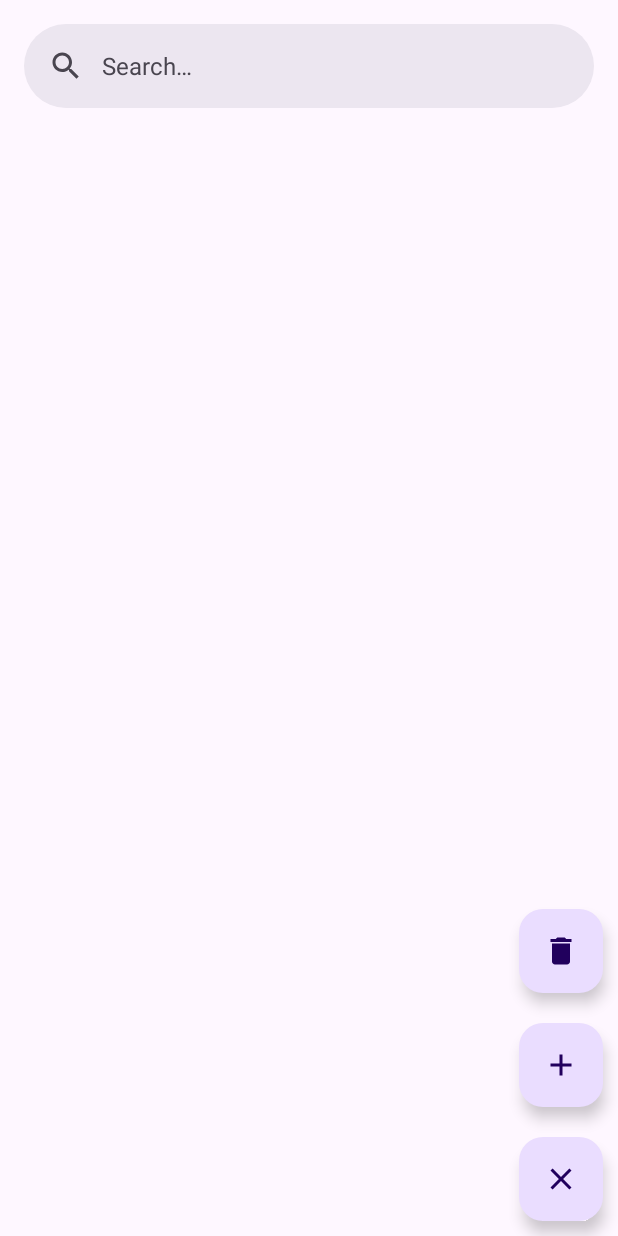
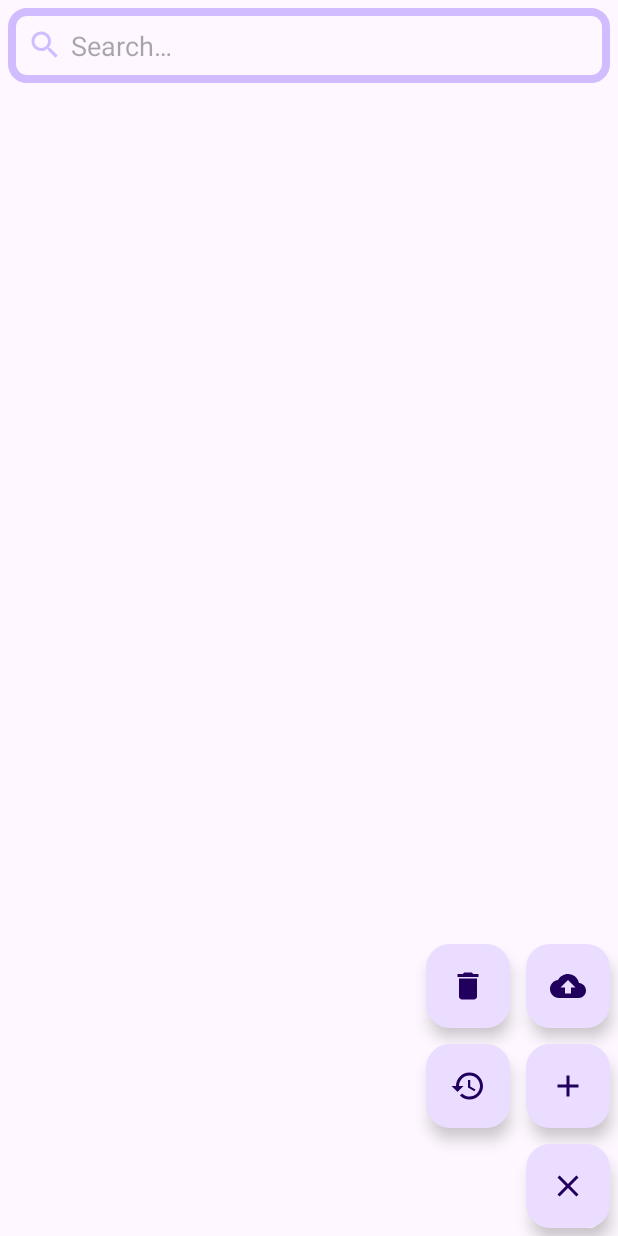
Before and after one commit to M3MD69/The-Room, an Android app: the screen it shows after launch (MainActivity), after a tap on "Menu", on a phone screen of 412 x 824 dp. Run offline under Robolectric (Android 15) with nearby library versions, the phone set to English and light mode, and no system bars; our stand-ins replace Room's generated code.

Commit message:
Create CRUDS Room Database SQLite Project:
C = Create
R = Read
U = Update
D = Delete
S = Search

```diff
--- a/app/build.gradle.kts
+++ b/app/build.gradle.kts
@@ -62,7 +62,7 @@ dependencies {
     // For Inject
     val daggerVersion = "2.38.1"
     implementation("com.google.dagger:dagger:$daggerVersion")
-    ksp("com.google.dagger:dagger-compiler:2.x")
+    ksp("com.google.dagger:dagger-compiler:$daggerVersion")
     implementation("com.google.dagger:hilt-android:$daggerVersion")
     ksp("com.google.dagger:hilt-android-compiler:$daggerVersion")
 
--- a/app/src/main/AndroidManifest.xml
+++ b/app/src/main/AndroidManifest.xml
@@ -2,7 +2,6 @@
 <manifest xmlns:android="http://schemas.android.com/apk/res/android"
     xmlns:tools="http://schemas.android.com/tools">
 
-<!--    tools:replace="android:appComponentFactory"-->
     <application
         android:allowBackup="true"
         android:dataExtractionRules="@xml/data_extraction_rules"
--- a/app/src/main/java/nullexia/m3md69/theroom/MainActivity.kt
+++ b/app/src/main/java/nullexia/m3md69/theroom/MainActivity.kt
@@ -13,6 +13,7 @@ class MainActivity : AppCompatActivity() {
         binding = ActivityMainBinding.inflate(layoutInflater)
         setContentView(binding.root)
 
+
     }
 
 }
--- a/app/src/main/java/nullexia/m3md69/theroom/list/ListUserAdapter.kt
+++ b/app/src/main/java/nullexia/m3md69/theroom/list/ListUserAdapter.kt
@@ -10,6 +10,8 @@ import android.text.style.ForegroundColorSpan
 import android.view.LayoutInflater
 import android.view.View
 import android.view.ViewGroup
+import android.widget.Filter
+import android.widget.Filterable
 import androidx.appcompat.app.AppCompatActivity
 import androidx.lifecycle.ViewModelProvider
 import androidx.navigation.findNavController
@@ -17,10 +19,10 @@ import androidx.recyclerview.widget.RecyclerView
 import nullexia.m3md69.theroom.R
 import nullexia.m3md69.theroom.databinding.ListUserBinding
 import nullexia.m3md69.theroom.room.model.User
-import nullexia.m3md69.theroom.room.UserViewModel
+import nullexia.m3md69.theroom.room.view_model.UserViewModel
 import nullexia.m3md69.theroom.utilities.Constants
 
-class ListUserAdapter : RecyclerView.Adapter<ListUserAdapter.ListUserHolder> {
+class ListUserAdapter : RecyclerView.Adapter<ListUserAdapter.ListUserHolder>, Filterable {
 
     private lateinit var binding: ListUserBinding
 
@@ -28,10 +30,15 @@ class ListUserAdapter : RecyclerView.Adapter<ListUserAdapter.ListUserHolder> {
 
     private var mContext: Context
 
-    private var arrUser = emptyList<User>()
+    var arrUser = ArrayList<User>()
 
-    constructor(mContext: Context) {
+    private var filterList: ArrayList<User>
+    private var filter: ListUserFilter? = null
+
+    constructor(mContext: Context, arrUser: ArrayList<User>) {
         this.mContext = mContext
+        this.arrUser = arrUser
+        this.filterList = arrUser
     }
 
     override fun onCreateViewHolder(parent: ViewGroup, viewType: Int): ListUserHolder {
@@ -58,15 +65,19 @@ class ListUserAdapter : RecyclerView.Adapter<ListUserAdapter.ListUserHolder> {
             deleteUser(userModel, position)
             true
         }
-
     }
 
     override fun getItemCount(): Int = arrUser.size
 
-    fun setData(user: List<User>) {
-        this.arrUser = user
-        notifyDataSetChanged()
+    override fun getFilter(): Filter {
+        if (filter == null) filter = ListUserFilter(this, filterList)
+        return filter as ListUserFilter
     }
+
+//    fun setData(user: List<User>) {
+//        this.arrUser = user as ArrayList<User>
+//        notifyDataSetChanged()
+//    }
 
     private fun deleteUser(userModel: User, position: Int) {
         mUserViewModel = ViewModelProvider(mContext as AppCompatActivity)[UserViewModel::class.java]
--- /dev/null
+++ b/app/src/main/java/nullexia/m3md69/theroom/list/ListUserFilter.kt
@@ -0,0 +1,38 @@
+package nullexia.m3md69.theroom.list
+
+import android.widget.Filter
+import nullexia.m3md69.theroom.room.model.User
+import java.util.Locale
+
+class ListUserFilter(
+    private val adapter: ListUserAdapter,
+    private val filterList: ArrayList<User>,
+) : Filter() {
+    override fun performFiltering(constraint: CharSequence?): FilterResults {
+        val results = FilterResults()
+
+        if (!constraint.isNullOrEmpty()) {
+            val query = constraint.toString().uppercase(Locale.getDefault())
+            val filterModels = ArrayList<User>()
+
+            for (user in filterList) {
+                if (user.fullName.uppercase(Locale.getDefault()).contains(query)) {
+                    filterModels.add(user)
+                }
+            }
+
+            results.count = filterModels.size
+            results.values = filterModels
+        } else {
+            results.count = filterList.size
+            results.values = filterList
+        }
+        return results
+    }
+
+    override fun publishResults(constraint: CharSequence?, results: FilterResults) {
+        adapter.arrUser.clear()
+        adapter.arrUser.addAll(results.values as ArrayList<User>)
+        adapter.notifyDataSetChanged()
+    }
+}
--- a/app/src/main/java/nullexia/m3md69/theroom/list/ListUserFragment.kt
+++ b/app/src/main/java/nullexia/m3md69/theroom/list/ListUserFragment.kt
@@ -1,32 +1,44 @@
 package nullexia.m3md69.theroom.list
 
 import android.app.AlertDialog
+import android.content.Context
 import android.graphics.Color
 import android.os.Bundle
+import android.text.Editable
 import android.text.Spannable
 import android.text.SpannableString
+import android.text.TextWatcher
 import android.text.style.ForegroundColorSpan
 import android.view.LayoutInflater
 import android.view.View
 import android.view.ViewGroup
+import android.widget.Toast
 import androidx.fragment.app.Fragment
 import androidx.lifecycle.ViewModelProvider
 import androidx.navigation.fragment.findNavController
-import dagger.hilt.android.AndroidEntryPoint
 import nullexia.m3md69.theroom.R
 import nullexia.m3md69.theroom.databinding.FragmentListUserBinding
-import nullexia.m3md69.theroom.room.UserViewModel
+import nullexia.m3md69.theroom.room.model.User
+import nullexia.m3md69.theroom.room.view_model.UserViewModel
 
-@AndroidEntryPoint
 class ListUserFragment : Fragment() {
 
     private lateinit var binding: FragmentListUserBinding
     private lateinit var mUserViewModel: UserViewModel
+    private lateinit var listUserAdapter: ListUserAdapter
+    private lateinit var arrUser: ArrayList<User>
+    private lateinit var mContext: Context
+    override fun onAttach(context: Context) {
+        this.mContext = context
+        super.onAttach(context)
+    }
 
     override fun onCreateView(inflater: LayoutInflater, container: ViewGroup?, savedInstanceState: Bundle?): View? {
         binding = FragmentListUserBinding.inflate(layoutInflater)
 
         mUserViewModel = ViewModelProvider(this)[UserViewModel::class.java]
+
+        arrUser = ArrayList()
 
         setListeners()
         loadUsers()
@@ -37,10 +49,47 @@ class ListUserFragment : Fragment() {
     private var openMenu: Boolean = true
 
     private fun setListeners() {
-        binding.justAddUserBtn.setOnClickListener { findNavController().navigate(R.id.action_listUserFragment_to_addUserFragment) }
-        binding.justDeleteAllUsersBtn.setOnClickListener { showDeleteAllUsersDialog() }
+        binding.justAddUserBtn.setOnClickListener {
+            findNavController().navigate(R.id.action_listUserFragment_to_addUserFragment)
+            openMenu = true
+        }
+        binding.justBackupUsersBtn.setOnClickListener { Toast.makeText(mContext, "Soon", Toast.LENGTH_SHORT).show() }
+        binding.justRestoreUsersBtn.setOnClickListener { Toast.makeText(mContext, "Soon", Toast.LENGTH_SHORT).show() }
+        binding.justDeleteAllUsersBtn.setOnClickListener {
+            showDeleteAllUsersDialog()
+            openMenu = true
+        }
         binding.justMenuBtn.setOnClickListener { setupFabMenu() }
         binding.justCloseMenuBtn.setOnClickListener { setupFabMenu() }
+        setupSearch()
+    }
+
+    private fun setupSearch() {
+        binding.justSearch.addTextChangedListener(object : TextWatcher {
+            override fun beforeTextChanged(s: CharSequence?, start: Int, count: Int, after: Int) {}
+
+            override fun onTextChanged(s: CharSequence?, start: Int, before: Int, count: Int) {
+                try {
+                    val query = s.toString()
+                    if (query != "") {
+                        mUserViewModel.readAllData.observe(viewLifecycleOwner) { users ->
+                            arrUser.clear()
+                            arrUser.addAll(users)
+                        }
+                        listUserAdapter.filter.filter(query)
+                    } else {
+                        mUserViewModel.readAllData.observe(viewLifecycleOwner) { users ->
+                            arrUser.clear()
+                            arrUser.addAll(users)
+                            listUserAdapter.notifyDataSetChanged()
+                        }
+                    }
+                } catch (_: Exception) {
+                }
+            }
+
+            override fun afterTextChanged(s: Editable?) {}
+        })
     }
 
     private fun showDeleteAllUsersDialog() {
@@ -67,22 +116,33 @@ class ListUserFragment : Fragment() {
             binding.justMenuBtn.hide()
             binding.justCloseMenuBtn.show()
             binding.justAddUserBtn.show()
+            binding.justBackupUsersBtn.show()
+            binding.justRestoreUsersBtn.show()
             binding.justDeleteAllUsersBtn.show()
             false
         } else {
             binding.justMenuBtn.show()
             binding.justCloseMenuBtn.hide()
             binding.justAddUserBtn.hide()
+            binding.justBackupUsersBtn.hide()
+            binding.justRestoreUsersBtn.hide()
             binding.justDeleteAllUsersBtn.hide()
             true
         }
     }
 
     private fun loadUsers() {
-        val myUsersAdapter = ListUserAdapter(requireContext())
-        val myUsersRecyclerView = binding.justMyUsers
-        myUsersRecyclerView.adapter = myUsersAdapter
-        mUserViewModel.readAllData.observe(viewLifecycleOwner) { user -> myUsersAdapter.setData(user) }
+        listUserAdapter = ListUserAdapter(mContext, arrUser)
+        binding.justMyUsers.adapter = listUserAdapter
+        mUserViewModel.readAllData.observe(viewLifecycleOwner) { users ->
+            arrUser.clear()
+            arrUser.addAll(users)
+            listUserAdapter.notifyDataSetChanged()
+        }
     }
 
+//    private fun loadUsers() {
+//        val myUsersAdapter = ListUserAdapter(mContext, arrUser)
+//        mUserViewModel.readAllData.observe(viewLifecycleOwner) { user -> myUsersAdapter.setData(user) }
+//    }
 }
--- a/app/src/main/java/nullexia/m3md69/theroom/room/UserDao.kt
+++ b/app/src/main/java/nullexia/m3md69/theroom/room/dao/UserDao.kt
@@ -1,4 +1,4 @@
-package nullexia.m3md69.theroom.room
+package nullexia.m3md69.theroom.room.dao
 
 import androidx.lifecycle.LiveData
 import androidx.room.Dao
--- a/app/src/main/java/nullexia/m3md69/theroom/room/UserDatabase.kt
+++ b/app/src/main/java/nullexia/m3md69/theroom/room/database/UserDatabase.kt
@@ -1,9 +1,10 @@
-package nullexia.m3md69.theroom.room
+package nullexia.m3md69.theroom.room.database
 
 import android.content.Context
 import androidx.room.Database
 import androidx.room.Room
 import androidx.room.RoomDatabase
+import nullexia.m3md69.theroom.room.dao.UserDao
 import nullexia.m3md69.theroom.room.model.User
 import nullexia.m3md69.theroom.utilities.Constants
 
--- a/app/src/main/java/nullexia/m3md69/theroom/room/UserRepository.kt
+++ b/app/src/main/java/nullexia/m3md69/theroom/room/repository/UserRepository.kt
@@ -1,6 +1,7 @@
-package nullexia.m3md69.theroom.room
+package nullexia.m3md69.theroom.room.repository
 
 import androidx.lifecycle.LiveData
+import nullexia.m3md69.theroom.room.dao.UserDao
 import nullexia.m3md69.theroom.room.model.User
 
 class UserRepository(private val userDao: UserDao) {
--- a/app/src/main/java/nullexia/m3md69/theroom/room/UserViewModel.kt
+++ b/app/src/main/java/nullexia/m3md69/theroom/room/view_model/UserViewModel.kt
@@ -1,4 +1,4 @@
-package nullexia.m3md69.theroom.room
+package nullexia.m3md69.theroom.room.view_model
 
 import android.app.Application
 import androidx.lifecycle.AndroidViewModel
@@ -6,7 +6,9 @@ import androidx.lifecycle.LiveData
 import androidx.lifecycle.viewModelScope
 import kotlinx.coroutines.Dispatchers
 import kotlinx.coroutines.launch
+import nullexia.m3md69.theroom.room.database.UserDatabase
 import nullexia.m3md69.theroom.room.model.User
+import nullexia.m3md69.theroom.room.repository.UserRepository
 
 class UserViewModel(application: Application) : AndroidViewModel(application) {
     val readAllData: LiveData<List<User>>
--- a/app/src/main/java/nullexia/m3md69/theroom/submit/SubmitUserFragment.kt
+++ b/app/src/main/java/nullexia/m3md69/theroom/submit/SubmitUserFragment.kt
@@ -12,8 +12,8 @@ import androidx.lifecycle.ViewModelProvider
 import androidx.navigation.fragment.findNavController
 import nullexia.m3md69.theroom.R
 import nullexia.m3md69.theroom.databinding.FragmentSubmitUserBinding
-import nullexia.m3md69.theroom.room.UserViewModel
 import nullexia.m3md69.theroom.room.model.User
+import nullexia.m3md69.theroom.room.view_model.UserViewModel
 import nullexia.m3md69.theroom.utilities.Constants
 
 class SubmitUserFragment : Fragment() {
--- /dev/null
+++ b/app/src/main/res/drawable/baseline_backup_24.xml
@@ -0,0 +1,5 @@
+<vector android:height="24dp" android:tint="#000000"
+    android:viewportHeight="24" android:viewportWidth="24"
+    android:width="24dp" xmlns:android="http://schemas.android.com/apk/res/android">
+    <path android:fillColor="@android:color/white" android:pathData="M19.35,10.04C18.67,6.59 15.64,4 12,4 9.11,4 6.6,5.64 5.35,8.04 2.34,8.36 0,10.91 0,14c0,3.31 2.69,6 6,6h13c2.76,0 5,-2.24 5,-5 0,-2.64 -2.05,-4.78 -4.65,-4.96zM14,13v4h-4v-4H7l5,-5 5,5h-3z"/>
+</vector>
--- /dev/null
+++ b/app/src/main/res/drawable/baseline_restore_24.xml
@@ -0,0 +1,5 @@
+<vector android:height="24dp" android:tint="#000000"
+    android:viewportHeight="24" android:viewportWidth="24"
+    android:width="24dp" xmlns:android="http://schemas.android.com/apk/res/android">
+    <path android:fillColor="@android:color/white" android:pathData="M13,3c-4.97,0 -9,4.03 -9,9L1,12l3.89,3.89 0.07,0.14L9,12L6,12c0,-3.87 3.13,-7 7,-7s7,3.13 7,7 -3.13,7 -7,7c-1.93,0 -3.68,-0.79 -4.94,-2.06l-1.42,1.42C8.27,19.99 10.51,21 13,21c4.97,0 9,-4.03 9,-9s-4.03,-9 -9,-9zM12,8v5l4.28,2.54 0.72,-1.21 -3.5,-2.08L13.5,8L12,8z"/>
+</vector>
--- /dev/null
+++ b/app/src/main/res/drawable/baseline_search_24.xml
@@ -0,0 +1,5 @@
+<vector android:height="24dp" android:tint="#000000"
+    android:viewportHeight="24" android:viewportWidth="24"
+    android:width="24dp" xmlns:android="http://schemas.android.com/apk/res/android">
+    <path android:fillColor="@android:color/white" android:pathData="M15.5,14h-0.79l-0.28,-0.27C15.41,12.59 16,11.11 16,9.5 16,5.91 13.09,3 9.5,3S3,5.91 3,9.5 5.91,16 9.5,16c1.61,0 3.09,-0.59 4.23,-1.57l0.27,0.28v0.79l5,4.99L20.49,19l-4.99,-5zM9.5,14C7.01,14 5,11.99 5,9.5S7.01,5 9.5,5 14,7.01 14,9.5 11.99,14 9.5,14z"/>
+</vector>
--- /dev/null
+++ b/app/src/main/res/drawable/input_shape.xml
@@ -0,0 +1,8 @@
+<?xml version="1.0" encoding="utf-8"?>
+<shape xmlns:android="http://schemas.android.com/apk/res/android"
+    android:shape="rectangle">
+    <stroke
+        android:width="5dp"
+        android:color="@color/primary_color" />
+    <corners android:radius="10dp" />
+</shape>
--- a/app/src/main/res/layout/fragment_list_user.xml
+++ b/app/src/main/res/layout/fragment_list_user.xml
@@ -4,29 +4,40 @@
     xmlns:tools="http://schemas.android.com/tools"
     android:layout_width="match_parent"
     android:layout_height="match_parent"
-    android:gravity="center_horizontal"
-    android:orientation="vertical"
+    android:fillViewport="true"
     tools:context=".list.ListUserFragment">
 
     <LinearLayout
+        android:id="@+id/container"
         android:layout_width="match_parent"
         android:layout_height="match_parent"
-        android:layout_centerInParent="true"
-        android:orientation="vertical">
+        android:layout_alignParentStart="true"
+        android:layout_alignParentTop="true"
+        android:layout_alignParentEnd="true"
+        android:layout_marginBottom="70dp"
+        android:orientation="vertical"
+        android:padding="5dp">
 
-        <com.google.android.material.search.SearchBar
-            android:id="@+id/justSearchUser"
+        <EditText
+            android:id="@+id/justSearch"
             android:layout_width="match_parent"
             android:layout_height="wrap_content"
-            android:background="@android:color/holo_purple"
-            android:hint="@string/search" />
+            android:background="@drawable/input_shape"
+            android:drawableStart="@drawable/baseline_search_24"
+            android:drawablePadding="5dp"
+            android:drawableTint="@color/primary_color"
+            android:hint="@string/search"
+            android:imeOptions="actionSearch"
+            android:padding="12.5dp"
+            android:singleLine="true"
+            android:textColor="@color/primary_color" />
 
         <androidx.recyclerview.widget.RecyclerView
             android:id="@+id/justMyUsers"
             android:layout_width="match_parent"
             android:layout_height="0dp"
             android:layout_weight="1"
-            android:padding="5dp"
+            android:padding="1dp"
             app:layoutManager="androidx.recyclerview.widget.LinearLayoutManager"
             tools:listitem="@layout/list_user" />
     </LinearLayout>
@@ -35,10 +46,30 @@
         android:id="@+id/justDeleteAllUsersBtn"
         android:layout_width="wrap_content"
         android:layout_height="wrap_content"
+        android:layout_above="@id/justRestoreUsersBtn"
+        android:layout_margin="5dp"
+        android:layout_toStartOf="@id/justBackupUsersBtn"
+        android:src="@drawable/baseline_delete_24"
+        android:visibility="gone" />
+
+    <com.google.android.material.floatingactionbutton.FloatingActionButton
+        android:id="@+id/justRestoreUsersBtn"
+        android:layout_width="wrap_content"
+        android:layout_height="wrap_content"
+        android:layout_above="@id/justCloseMenuBtn"
+        android:layout_margin="5dp"
+        android:layout_toStartOf="@+id/justAddUserBtn"
+        android:src="@drawable/baseline_restore_24"
+        android:visibility="gone" />
+
+    <com.google.android.material.floatingactionbutton.FloatingActionButton
+        android:id="@+id/justBackupUsersBtn"
+        android:layout_width="wrap_content"
+        android:layout_height="wrap_content"
         android:layout_above="@id/justAddUserBtn"
         android:layout_alignParentEnd="true"
-        android:layout_margin="10dp"
-        android:src="@drawable/baseline_delete_24"
+        android:layout_margin="5dp"
+        android:src="@drawable/baseline_backup_24"
         android:visibility="gone" />
 
     <com.google.android.material.floatingactionbutton.FloatingActionButton
@@ -47,7 +78,7 @@
         android:layout_height="wrap_content"
         android:layout_above="@id/justCloseMenuBtn"
         android:layout_alignParentEnd="true"
-        android:layout_margin="10dp"
+        android:layout_margin="5dp"
         android:src="@drawable/baseline_add_24"
         android:visibility="gone" />
 
@@ -57,7 +88,7 @@
         android:layout_height="wrap_content"
         android:layout_alignParentEnd="true"
         android:layout_alignParentBottom="true"
-        android:layout_margin="10dp"
+        android:layout_margin="5dp"
         android:src="@drawable/baseline_close_24"
         android:visibility="gone" />
 
@@ -67,8 +98,9 @@
         android:layout_height="wrap_content"
         android:layout_alignParentEnd="true"
         android:layout_alignParentBottom="true"
-        android:layout_margin="10dp"
+        android:layout_margin="5dp"
         android:src="@drawable/baseline_close_24"
-        android:text="Menu"
+        android:text="@string/menu"
         app:icon="@drawable/baseline_menu_24" />
+
 </RelativeLayout>
--- a/app/src/main/res/values/strings.xml
+++ b/app/src/main/res/values/strings.xml
@@ -8,4 +8,5 @@
     <string name="add">Add</string>
     <string name="delete">Delete</string>
     <string name="search">Search…</string>
+    <string name="menu">Menu</string>
 </resources>
```
